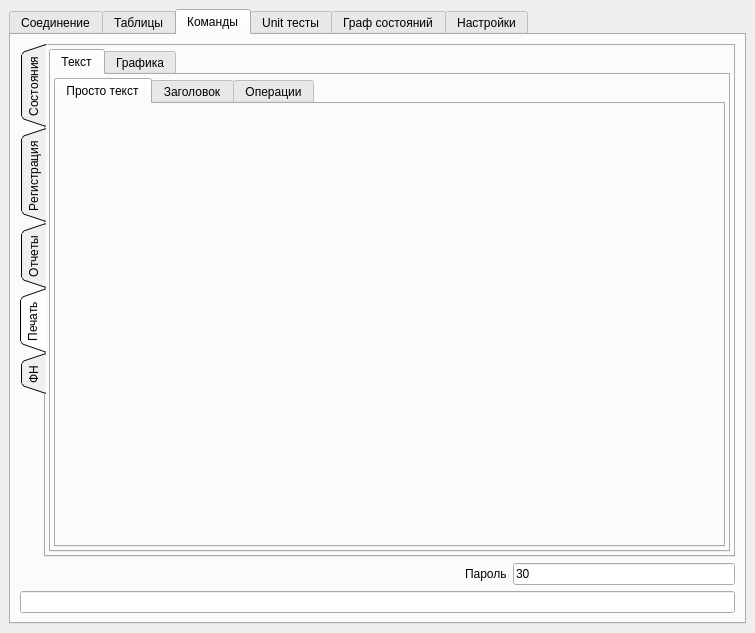
First picture: the form in ui/mainwindow.ui, repository Megaxela/FRTester, before the edit.
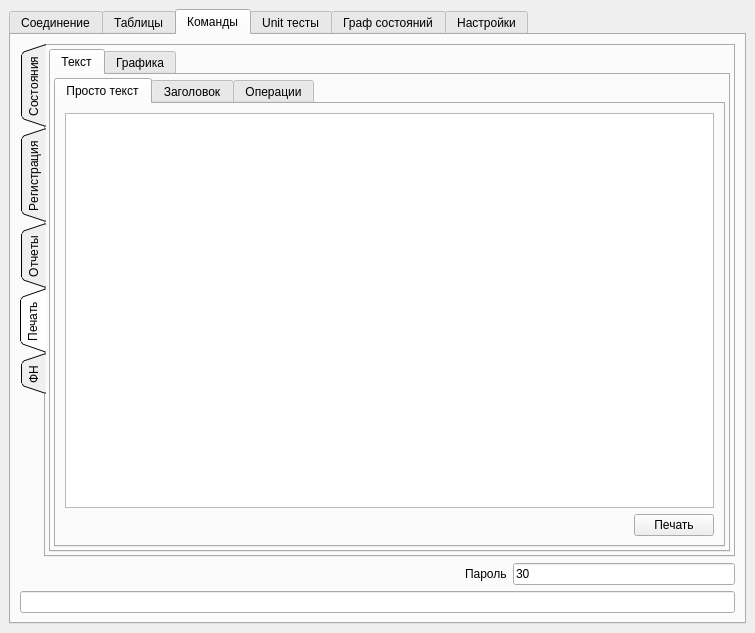
Second picture: the form after the edit. The open tabs and pages were chosen to show the change. Custom widgets are drawn as their Qt base class.

Patch:
```diff
--- a/ui/mainwindow.ui
+++ b/ui/mainwindow.ui
@@ -627,6 +627,35 @@
                    <attribute name="title">
                     <string>Просто текст</string>
                    </attribute>
+                   <layout class="QVBoxLayout" name="verticalLayout_9">
+                    <item>
+                     <widget class="QPlainTextEdit" name="commandsPrintTextPlainTextPlainTextEdit"/>
+                    </item>
+                    <item>
+                     <layout class="QHBoxLayout" name="horizontalLayout_16">
+                      <item>
+                       <spacer name="horizontalSpacer_4">
+                        <property name="orientation">
+                         <enum>Qt::Horizontal</enum>
+                        </property>
+                        <property name="sizeHint" stdset="0">
+                         <size>
+                          <width>40</width>
+                          <height>20</height>
+                         </size>
+                        </property>
+                       </spacer>
+                      </item>
+                      <item>
+                       <widget class="QPushButton" name="commandsPrintTextPlainTextPrintPushButton">
+                        <property name="text">
+                         <string>Печать</string>
+                        </property>
+                       </widget>
+                      </item>
+                     </layout>
+                    </item>
+                   </layout>
                   </widget>
                   <widget class="QWidget" name="commandsPrintTextHeaderTabWidget">
                    <attribute name="title">
```
Left out of the diff: 8 changed lines with no effect on the pictures.
